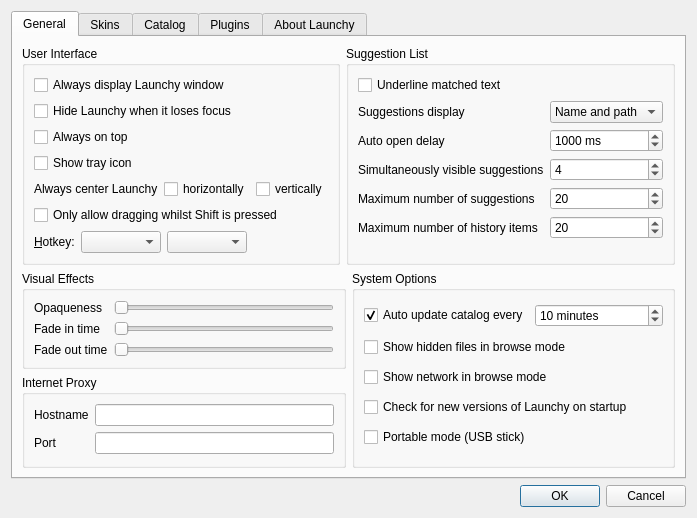
Old version of the form src/options.ui in the repository Chronial/launchy.
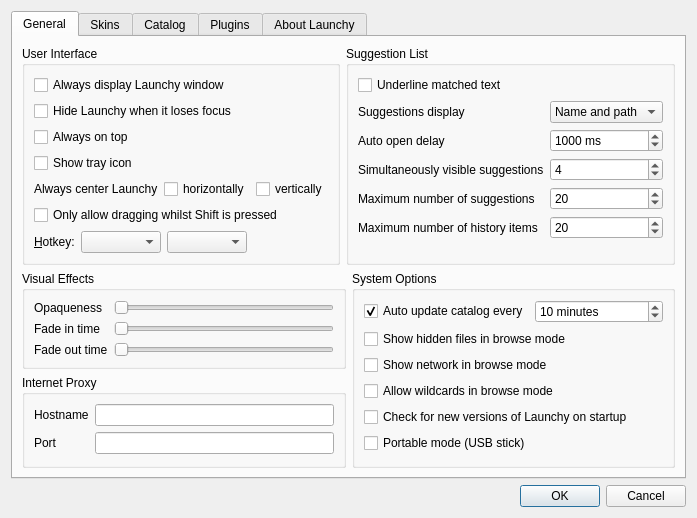
New version of the form. Icons and pictures are not drawn. Custom widgets are drawn as their Qt base class.

Commit message: Added option UI for wildcard searching in file mode

```diff
--- a/src/options.ui
+++ b/src/options.ui
@@ -11,7 +11,7 @@
     <x>0</x>
     <y>0</y>
     <width>678</width>
-    <height>515</height>
+    <height>494</height>
    </rect>
   </property>
   <property name="windowTitle">
@@ -569,6 +569,13 @@
               </property>
              </widget>
             </item>
+            <item>
+             <widget class="QCheckBox" name="genUseWildcards">
+              <property name="text">
+               <string>Allow wildcards in browse mode</string>
+              </property>
+             </widget>
+            </item>
             <item>
              <widget class="QCheckBox" name="genUpdateCheck">
               <property name="text">
```
The commit also changes 1 other file.
